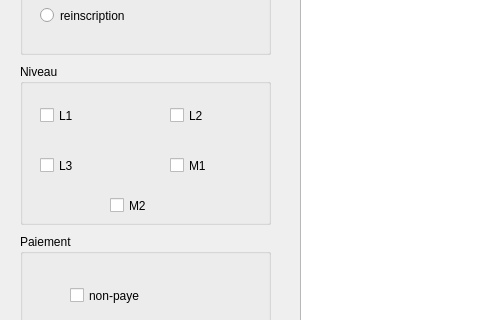
The window that myProject/liste_generale.ui (Radosetra/Projet-QT) describes before a commit, drawn with Qt 5; both pictures show x 0 to 480 and y 106 to 426 of the 989 by 618 pixel window.
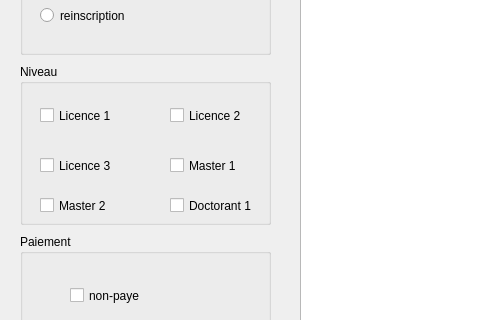
The same window after the commit.

What changed in the file:
```diff
--- a/myProject/liste_generale.ui
+++ b/myProject/liste_generale.ui
@@ -45,7 +45,7 @@
      </rect>
     </property>
     <property name="text">
-     <string>L1</string>
+     <string>Licence 1</string>
     </property>
    </widget>
    <widget class="QCheckBox" name="L3">
@@ -58,7 +58,7 @@
      </rect>
     </property>
     <property name="text">
-     <string>L3</string>
+     <string>Licence 3</string>
     </property>
    </widget>
    <widget class="QCheckBox" name="L2">
@@ -71,20 +71,20 @@
      </rect>
     </property>
     <property name="text">
-     <string>L2</string>
+     <string>Licence 2</string>
     </property>
    </widget>
    <widget class="QCheckBox" name="M1">
     <property name="geometry">
      <rect>
-      <x>90</x>
+      <x>20</x>
       <y>130</y>
       <width>87</width>
       <height>23</height>
      </rect>
     </property>
     <property name="text">
-     <string>M2</string>
+     <string>Master 2</string>
     </property>
    </widget>
    <widget class="QCheckBox" name="M2">
@@ -97,7 +97,20 @@
      </rect>
     </property>
     <property name="text">
-     <string>M1</string>
+     <string>Master 1</string>
+    </property>
+   </widget>
+   <widget class="QCheckBox" name="D1">
+    <property name="geometry">
+     <rect>
+      <x>150</x>
+      <y>130</y>
+      <width>87</width>
+      <height>23</height>
+     </rect>
+    </property>
+    <property name="text">
+     <string>Doctorant 1</string>
     </property>
    </widget>
   </widget>
```
